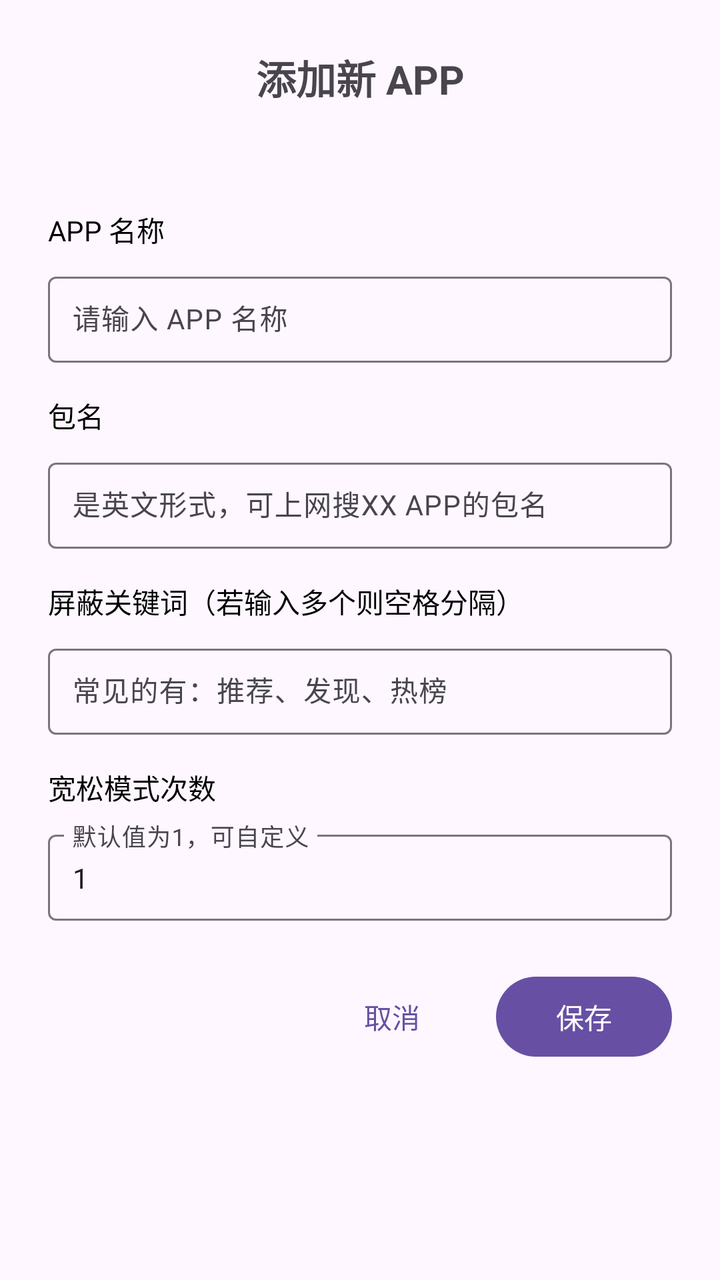
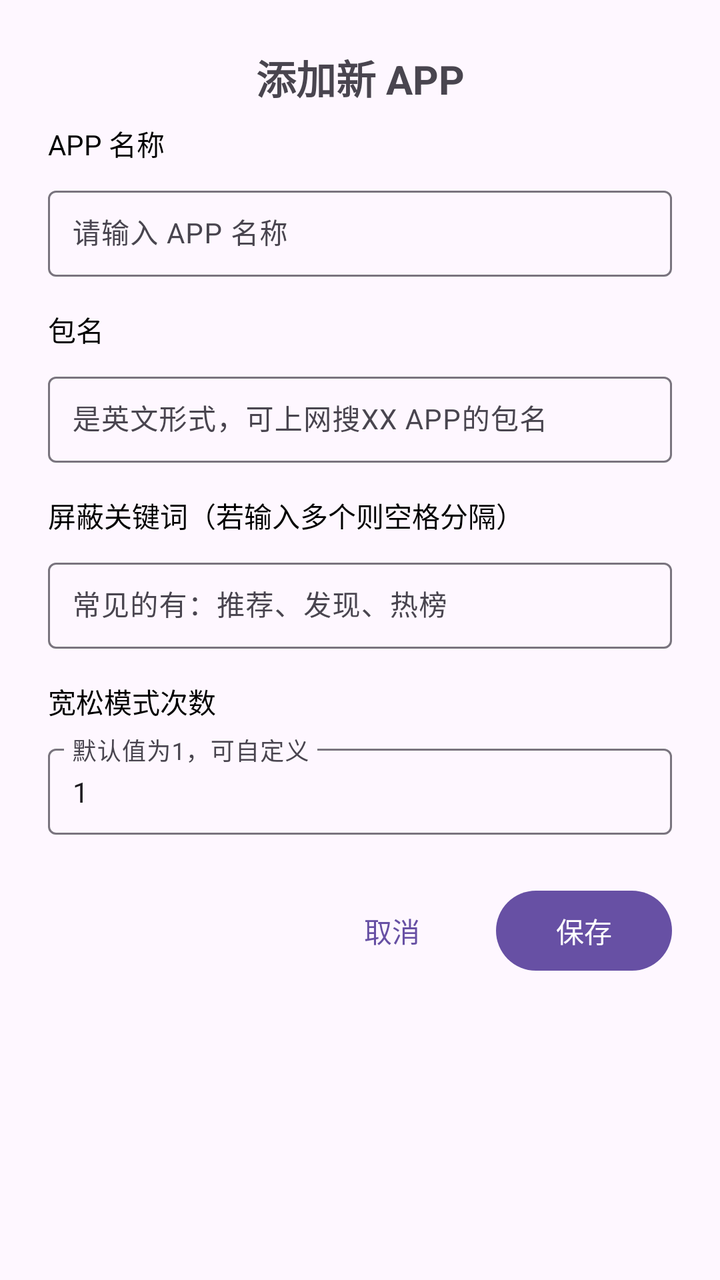

An Android layout rendered at two revisions. The XML below is the earlier revision; the diff shows what the commit changed to produce the second picture.
<!-- AndroidManifest.xml: application theme Theme.Basic -->
<!-- res/layout/dialog_add_app.xml -->
<?xml version="1.0" encoding="utf-8"?>
<LinearLayout xmlns:android="http://schemas.android.com/apk/res/android"
    xmlns:app="http://schemas.android.com/apk/res-auto"
    android:layout_width="match_parent"
    android:layout_height="wrap_content"
    android:orientation="vertical"
    android:padding="24dp">

    <TextView
        android:layout_width="match_parent"
        android:layout_height="wrap_content"
        android:text="添加新 APP"
        android:textSize="20sp"
        android:textStyle="bold"
        android:gravity="center"
        android:layout_marginBottom="8dp" />

    <TextView
        android:layout_width="match_parent"
        android:layout_height="wrap_content"
        android:text=""
        android:textSize="14sp"
        android:textColor="#999999"
        android:gravity="start"
        android:layout_marginBottom="24dp" />

    
    <TextView
        android:layout_width="match_parent"
        android:layout_height="wrap_content"
        android:text="APP 名称"
        android:textSize="14sp"
        android:textColor="@android:color/black"
        android:layout_marginBottom="8dp" />

    <com.google.android.material.textfield.TextInputLayout
        android:layout_width="match_parent"
        android:layout_height="wrap_content"
        android:layout_marginBottom="16dp"
        android:hint="请输入 APP 名称"
        app:hintTextColor="#757575"
        style="@style/Widget.Material3.TextInputLayout.OutlinedBox">

        <com.google.android.material.textfield.TextInputEditText
            android:id="@+id/et_app_name"
            android:layout_width="match_parent"
            android:layout_height="wrap_content"
            android:inputType="text"
            android:maxLines="1"
            android:textSize="14sp"
            android:padding="12dp" />

    </com.google.android.material.textfield.TextInputLayout>

    
    <TextView
        android:layout_width="match_parent"
        android:layout_height="wrap_content"
        android:text="包名"
        android:textSize="14sp"
        android:textColor="@android:color/black"
        android:layout_marginBottom="8dp" />

    <com.google.android.material.textfield.TextInputLayout
        android:layout_width="match_parent"
        android:layout_height="wrap_content"
        android:layout_marginBottom="16dp"
        android:hint="是英文形式，可上网搜XX APP的包名"
        app:hintTextColor="#757575"
        style="@style/Widget.Material3.TextInputLayout.OutlinedBox">

        <com.google.android.material.textfield.TextInputEditText
            android:id="@+id/et_package_name"
            android:layout_width="match_parent"
            android:layout_height="wrap_content"
            android:inputType="text"
            android:maxLines="1"
            android:textSize="14sp"
            android:padding="12dp" />

    </com.google.android.material.textfield.TextInputLayout>

    
    <TextView
        android:layout_width="match_parent"
        android:layout_height="wrap_content"
        android:text="屏蔽关键词（若输入多个则空格分隔）"
        android:textSize="14sp"
        android:textColor="@android:color/black"
        android:layout_marginBottom="8dp" />

    <com.google.android.material.textfield.TextInputLayout
        android:layout_width="match_parent"
        android:layout_height="wrap_content"
        android:layout_marginBottom="16dp"
        android:hint="常见的有：推荐、发现、热榜"
        app:hintTextColor="#757575"
        style="@style/Widget.Material3.TextInputLayout.OutlinedBox">

        <com.google.android.material.textfield.TextInputEditText
            android:id="@+id/et_target_word"
            android:layout_width="match_parent"
            android:layout_height="wrap_content"
            android:inputType="text"
            android:maxLines="1"
            android:textSize="14sp"
            android:padding="12dp" />

    </com.google.android.material.textfield.TextInputLayout>

    
    <TextView
        android:layout_width="match_parent"
        android:layout_height="wrap_content"
        android:text="宽松模式次数"
        android:textSize="14sp"
        android:textColor="@android:color/black"
        android:layout_marginBottom="8dp" />

    <com.google.android.material.textfield.TextInputLayout
        android:layout_width="match_parent"
        android:layout_height="wrap_content"
        android:layout_marginBottom="24dp"
        android:hint="默认值为1，可自定义"
        app:hintTextColor="#757575"
        style="@style/Widget.Material3.TextInputLayout.OutlinedBox">

        <com.google.android.material.textfield.TextInputEditText
            android:id="@+id/et_relaxed_limit_count"
            android:layout_width="match_parent"
            android:layout_height="wrap_content"
            android:inputType="number"
            android:maxLines="1"
            android:text="1"
            android:textSize="14sp"
            android:padding="12dp" />

    </com.google.android.material.textfield.TextInputLayout>

    <LinearLayout
        android:layout_width="match_parent"
        android:layout_height="wrap_content"
        android:orientation="horizontal"
        android:gravity="end">

        <Button
            android:id="@+id/btn_cancel"
            android:layout_width="wrap_content"
            android:layout_height="wrap_content"
            android:text="取消"
            android:layout_marginEnd="8dp"
            style="@style/Widget.Material3.Button.TextButton" />

        <Button
            android:id="@+id/btn_save"
            android:layout_width="wrap_content"
            android:layout_height="wrap_content"
            android:text="保存"
            style="@style/Widget.Material3.Button" />

    </LinearLayout>

</LinearLayout>
<!-- resources referenced by this layout -->
<resources>
  <style name="Theme.Basic" parent="Base.Theme.Basic" />
  <style name="Base.Theme.Basic" parent="Theme.Material3.DayNight.NoActionBar">
          
          
      </style>
</resources>

<!-- the commit's change to res/layout/dialog_add_app.xml (unified diff, before → after) -->
@@ -14,15 +14,6 @@
         android:textStyle="bold"
         android:gravity="center"
         android:layout_marginBottom="8dp" />
-
-    <TextView
-        android:layout_width="match_parent"
-        android:layout_height="wrap_content"
-        android:text=""
-        android:textSize="14sp"
-        android:textColor="#999999"
-        android:gravity="start"
-        android:layout_marginBottom="24dp" />
 
     
     <TextView
